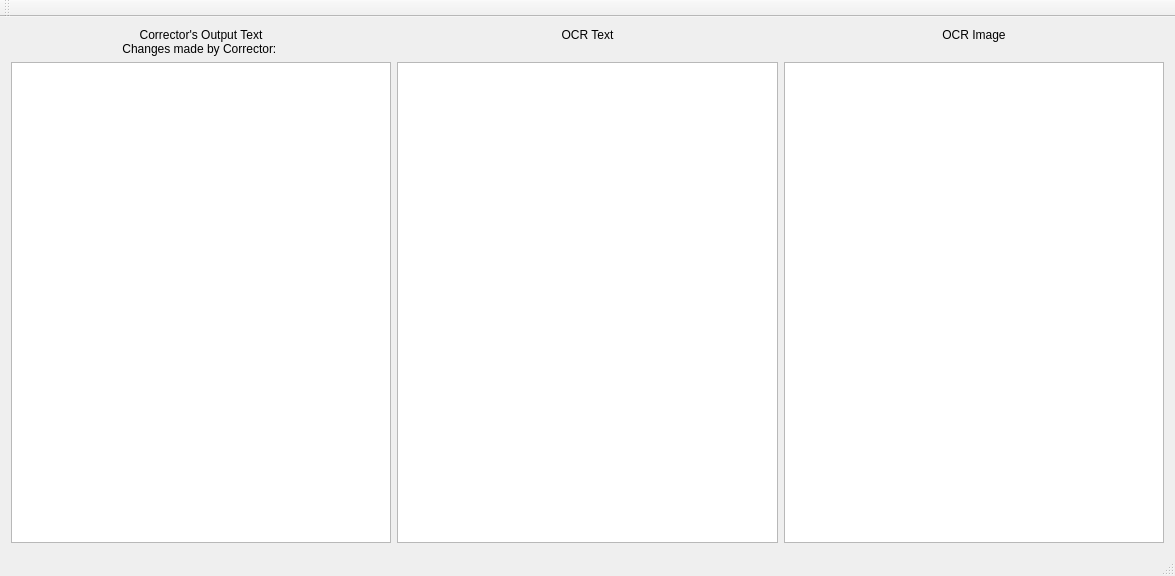
Before: the Qt Designer form FrameWorkCode/interndiffview.ui in UDAAN-LEAP/leap-pe-tool, drawn with Qt 5.
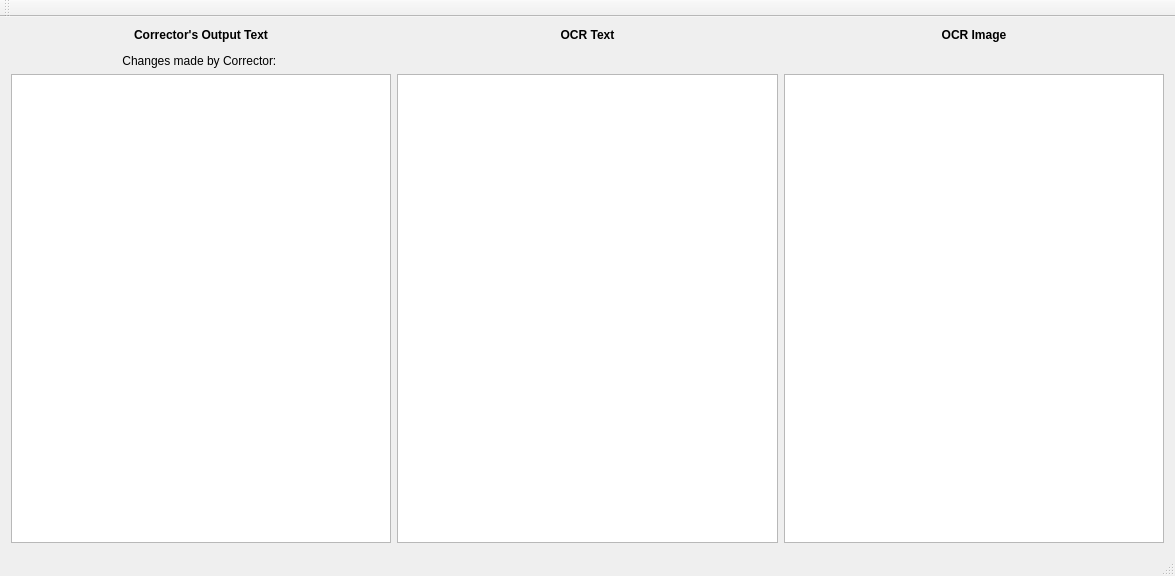
After: the same form once the commit is applied.

The edit to the form file:
```diff
--- a/FrameWorkCode/interndiffview.ui
+++ b/FrameWorkCode/interndiffview.ui
@@ -20,8 +20,7 @@
       <item>
        <widget class="QLabel" name="InternLabel">
         <property name="text">
-         <string>Corrector's Output Text
-Changes made by Corrector: </string>
+         <string>&lt;p&gt;&lt;b&gt;Corrector's Output Text&lt;/b&gt;&lt;/p&gt;Changes made by Corrector: </string>
         </property>
         <property name="alignment">
          <set>Qt::AlignCenter</set>
@@ -33,7 +32,7 @@
         <property name="font">
          <font>
           <family>Shobhika</family>
-          <pointsize>14</pointsize>
+          <pointsize>11</pointsize>
           <weight>75</weight>
           <bold>true</bold>
          </font>
@@ -42,8 +41,8 @@
          <string>&lt;!DOCTYPE HTML PUBLIC &quot;-//W3C//DTD HTML 4.0//EN&quot; &quot;http://www.w3.org/TR/REC-html40/strict.dtd&quot;&gt;
 &lt;html&gt;&lt;head&gt;&lt;meta name=&quot;qrichtext&quot; content=&quot;1&quot; /&gt;&lt;style type=&quot;text/css&quot;&gt;
 p, li { white-space: pre-wrap; }
-&lt;/style&gt;&lt;/head&gt;&lt;body style=&quot; font-family:'Shobhika'; font-size:14pt; font-weight:600; font-style:normal;&quot;&gt;
-&lt;p style=&quot;-qt-paragraph-type:empty; margin-top:0px; margin-bottom:0px; margin-left:0px; margin-right:0px; -qt-block-indent:0; text-indent:0px; font-size:11pt; font-weight:400;&quot;&gt;&lt;br /&gt;&lt;/p&gt;&lt;/body&gt;&lt;/html&gt;</string>
+&lt;/style&gt;&lt;/head&gt;&lt;body style=&quot; font-family:'Shobhika'; font-size:11pt; font-weight:600; font-style:normal;&quot;&gt;
+&lt;p style=&quot;-qt-paragraph-type:empty; margin-top:0px; margin-bottom:0px; margin-left:0px; margin-right:0px; -qt-block-indent:0; text-indent:0px; font-weight:400;&quot;&gt;&lt;br /&gt;&lt;/p&gt;&lt;/body&gt;&lt;/html&gt;</string>
         </property>
        </widget>
       </item>
@@ -54,8 +53,8 @@
       <item>
        <widget class="QLabel" name="OCRtextLabel">
         <property name="text">
-         <string>OCR Text
- </string>
+         <string>&lt;p&gt;&lt;b&gt;OCR Text&lt;b&gt;&lt;/p&gt;
+&lt;p&gt; &lt;/p&gt;</string>
         </property>
         <property name="alignment">
          <set>Qt::AlignCenter</set>
@@ -67,7 +66,7 @@
         <property name="font">
          <font>
           <family>Shobhika</family>
-          <pointsize>14</pointsize>
+          <pointsize>11</pointsize>
           <weight>75</weight>
           <bold>true</bold>
          </font>
@@ -76,8 +75,8 @@
          <string>&lt;!DOCTYPE HTML PUBLIC &quot;-//W3C//DTD HTML 4.0//EN&quot; &quot;http://www.w3.org/TR/REC-html40/strict.dtd&quot;&gt;
 &lt;html&gt;&lt;head&gt;&lt;meta name=&quot;qrichtext&quot; content=&quot;1&quot; /&gt;&lt;style type=&quot;text/css&quot;&gt;
 p, li { white-space: pre-wrap; }
-&lt;/style&gt;&lt;/head&gt;&lt;body style=&quot; font-family:'Shobhika'; font-size:14pt; font-weight:600; font-style:normal;&quot;&gt;
-&lt;p style=&quot;-qt-paragraph-type:empty; margin-top:0px; margin-bottom:0px; margin-left:0px; margin-right:0px; -qt-block-indent:0; text-indent:0px; font-size:11pt; font-weight:400;&quot;&gt;&lt;br /&gt;&lt;/p&gt;&lt;/body&gt;&lt;/html&gt;</string>
+&lt;/style&gt;&lt;/head&gt;&lt;body style=&quot; font-family:'Shobhika'; font-size:11pt; font-weight:600; font-style:normal;&quot;&gt;
+&lt;p style=&quot;-qt-paragraph-type:empty; margin-top:0px; margin-bottom:0px; margin-left:0px; margin-right:0px; -qt-block-indent:0; text-indent:0px; font-weight:400;&quot;&gt;&lt;br /&gt;&lt;/p&gt;&lt;/body&gt;&lt;/html&gt;</string>
         </property>
        </widget>
       </item>
@@ -88,8 +87,8 @@
       <item>
        <widget class="QLabel" name="label">
         <property name="text">
-         <string>OCR Image
- </string>
+         <string>&lt;p&gt;&lt;b&gt;OCR Image&lt;b&gt;&lt;/p&gt;
+&lt;p&gt; &lt;/p&gt;</string>
         </property>
         <property name="alignment">
          <set>Qt::AlignCenter</set>
@@ -101,7 +100,7 @@
         <property name="font">
          <font>
           <family>Shobhika</family>
-          <pointsize>14</pointsize>
+          <pointsize>10</pointsize>
           <weight>75</weight>
           <bold>true</bold>
          </font>
```
